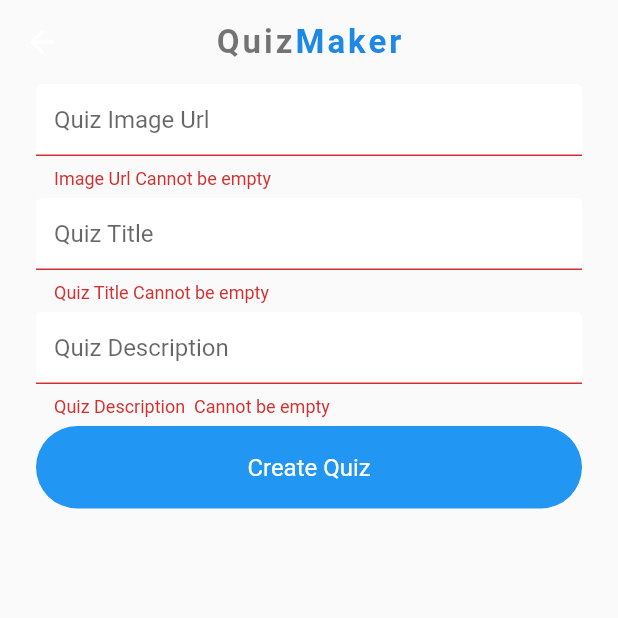
After one commit to Styxer/Quiz-Game, a Flutter app: the Home screen opened directly, after a tap on the "add" icon, after a tap on "Create Quiz", on a phone screen of 412 x 824 dp, the top half of it. The commit adds this screen. Run offline on Flutter 3.47's test engine with Material 2 defaults, Android fonts, the phone set to English and light mode, and no system bars; our stand-ins replace cloud_firestore, firebase_auth, firebase_core, flutter_spinkit, random_string; accounts and stored records are empty.

Commit message:
New Feature - Create new quiz

```diff
--- /dev/null
+++ b/quiz_game/lib/services/database.dart
@@ -0,0 +1,15 @@
+import 'package:cloud_firestore/cloud_firestore.dart';
+
+class DatabaseService{
+
+  Future<void> addQuizData(String quizID, Map quizData) async{
+
+    await FirebaseFirestore.instance.collection("quiz")
+        .doc(quizID)
+        .set(quizData)
+        .catchError((e) {
+          print(e.toString());
+    });
+  }
+
+}
--- /dev/null
+++ b/quiz_game/lib/views/createQuiz.dart
@@ -0,0 +1,106 @@
+import 'package:flutter/material.dart';
+import 'package:quiz_game/services/database.dart';
+import 'package:quiz_game/shared/constants.dart';
+import 'package:quiz_game/shared/loading.dart';
+import 'package:quiz_game/views/addQuestion.dart';
+import 'package:quiz_game/widgets/widgets.dart';
+import 'package:random_string/random_string.dart';
+
+class CreateQuiz extends StatefulWidget {
+  @override
+  _CreateQuizState createState() => _CreateQuizState();
+}
+
+class _CreateQuizState extends State<CreateQuiz> {
+
+  final _formKey = GlobalKey<FormState>();
+  String quizImageUrl, quizTitle, quizDescription;
+  String error = '';
+  String quizID;
+  DatabaseService _databaseService = DatabaseService();
+  bool isLoading = false;
+
+  createQuiz() async{
+    if(_formKey.currentState.validate()){
+      setState(() {
+        isLoading = true;
+      });
+      quizID = randomAlphaNumeric(16);
+      Map<String, String> quizData = {
+        'quizID': quizID,
+        'quizImgUrl' : quizImageUrl,
+        'quizTitle' : quizTitle,
+        'quizDescription' : quizDescription,
+      };
+
+     await _databaseService.addQuizData(quizID, quizData)
+         .then((value){
+
+       Navigator.pushReplacement(context, MaterialPageRoute(
+           builder: (context) => AddQuestion()));
+
+     }).catchError((err){
+       setState(() {
+         error = err.toString();
+       });
+     });
+
+      setState(() {
+        isLoading= false;
+      });
+    }
+  }
+
+  @override
+  Widget build(BuildContext context) {
+    return Scaffold(
+      appBar: mainAppBar(context),
+      body: isLoading ? Loading() : Form(
+        key: _formKey,
+        child: SingleChildScrollView(
+          child: Container(
+            padding: EdgeInsets.symmetric(horizontal: 24),
+            child: Column(
+              children: [
+                TextFormField(
+                  validator: (val) => val.isEmpty ? "Image Url Cannot be empty" : null,
+                  decoration: textInputDecoration.copyWith(hintText: 'Quiz Image Url'),
+                  onChanged: (value) => quizImageUrl = value,
+                ),
+                SizedBox(height: 6,),
+                TextFormField(
+                  validator: (val) => val.isEmpty ? "Quiz Title Cannot be empty" : null,
+                  decoration: textInputDecoration.copyWith(hintText: 'Quiz Title'),
+                  onChanged: (value) => quizTitle = value,
+                ),
+                SizedBox(height: 6,),
+                TextFormField(
+                  validator: (val) => val.isEmpty ? "Quiz Description  Cannot be empty" : null,
+                  decoration: textInputDecoration.copyWith(hintText: 'Quiz Description'),
+                  onChanged: (value) => quizDescription = value,
+                ),
+                SizedBox(height: 6,),
+               // Spacer(),
+                GestureDetector(
+                  onTap: (){
+                    createQuiz();
+                  },
+                  child: blueButton(context, "Create Quiz")),
+                SizedBox(height: 12,),
+                Text(
+                  error,
+                  style: TextStyle(
+                    color: Colors.red,
+                    fontSize: 14,
+                  ),
+                ),
+                SizedBox(height: 60,),
+              ],
+            ),
+          ),
+        ),
+      ),
+
+    );
+  }
+}
--- a/quiz_game/lib/views/home.dart
+++ b/quiz_game/lib/views/home.dart
@@ -1,4 +1,6 @@
 import 'package:flutter/material.dart';
+import 'package:quiz_game/views/createQuiz.dart';
+import 'package:quiz_game/widgets/widgets.dart';
 
 class Home extends StatefulWidget {
   @override
@@ -8,6 +10,21 @@ class Home extends StatefulWidget {
 class _HomeState extends State<Home> {
   @override
   Widget build(BuildContext context) {
-    return Container();
+    return Scaffold(
+      appBar: mainAppBar(context),
+      body: Container(
+        child: Column(
+          children: [
+          ],
+        ),
+      ),
+      floatingActionButton: FloatingActionButton(
+        child: Icon(Icons.add),
+        onPressed: () {
+          Navigator.pushReplacement(context, MaterialPageRoute(
+              builder: (context) => CreateQuiz()));
+        },
+      ),
+    );
   }
 }
--- /dev/null
+++ b/quiz_game/lib/widgets/widgets.dart
@@ -0,0 +1,55 @@
+import 'package:flutter/material.dart';
+
+final double margin = 24;
+
+Widget appBar(BuildContext context){
+  return RichText(
+    text: TextSpan(
+      style: TextStyle(fontSize: 22),
+      children: <TextSpan>[
+        TextSpan(
+            text: 'Quiz',
+            style: TextStyle(
+              letterSpacing: 2,
+                fontWeight: FontWeight.w600
+                , color: Colors.black54)),
+        TextSpan(
+            text: 'Maker',
+            style: TextStyle(
+                letterSpacing: 2,
+                fontWeight: FontWeight.w600
+                , color: Colors.blue[600])),
+      ],
+    ),
+  );
+}
+
+Widget mainAppBar(BuildContext context) {
+  return AppBar(
+    title: appBar(context),
+    backgroundColor: Colors.transparent,
+    elevation: 0,
+    brightness: Brightness.light,
+    centerTitle: true,
+  );
+}
+
+
+  Widget blueButton(BuildContext context, String s) {
+    return Container(
+      padding: EdgeInsets.symmetric(vertical: 18),
+      decoration: BoxDecoration(
+        color: Colors.blue,
+        borderRadius: BorderRadius.circular(30),
+      ),
+      alignment: Alignment.center,
+      width: MediaQuery.of(context).size.width - margin * 2,
+      child: Text(
+        s,
+        style: TextStyle(
+          color: Colors.white,
+          fontSize: 16,
+        ),
+      ),
+    );
+  }
```
Also changed, not shown: quiz_game/lib/views/addQuestion.dart (added, +13 -0 lines), quiz_game/lib/views/signIn.dart (+5 -24 lines), quiz_game/lib/views/signUp.dart (+3 -24 lines), quiz_game/lib/widgets/widgest.dart (deleted, +0 -23 lines).
